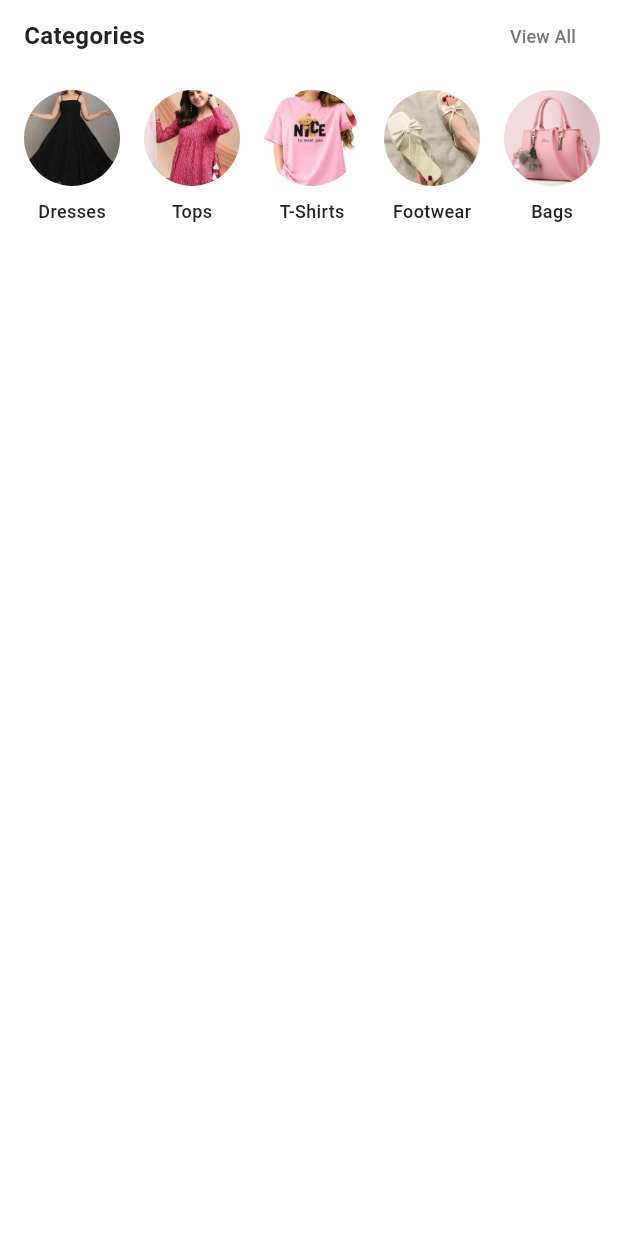
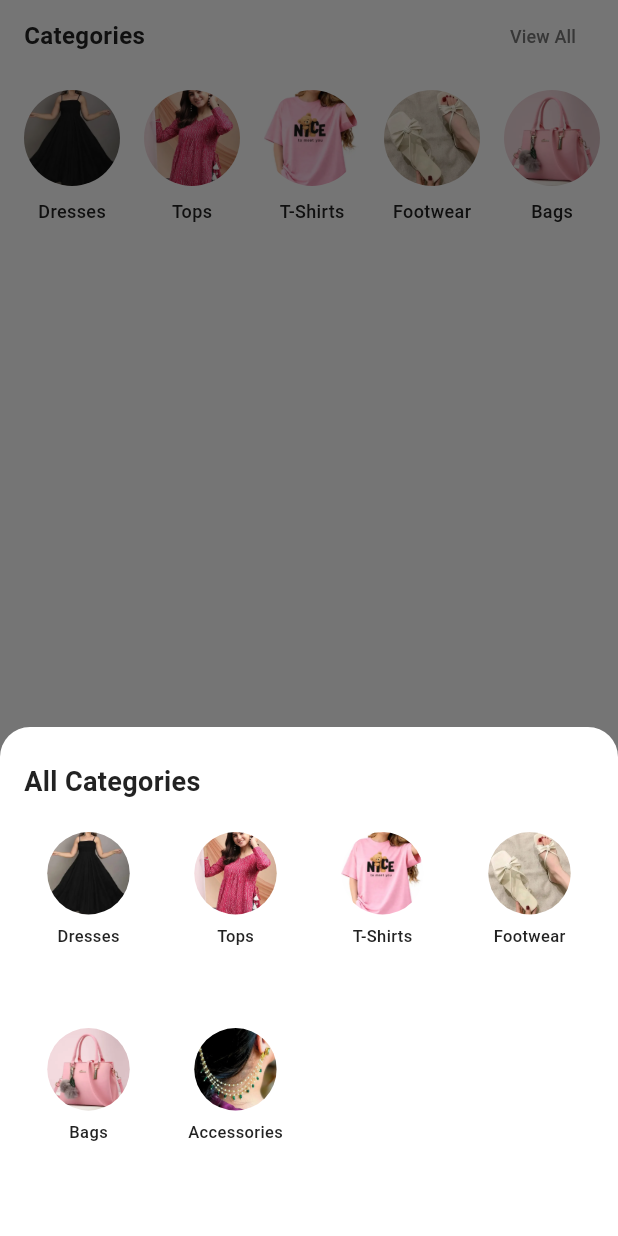
Before and after one commit to shrutikay45/StyleHub, a Flutter app: the HomeCategories widget shown alone on an empty page, opened directly, after a tap on "View All", on a phone screen of 412 x 824 dp. Run offline on Flutter 3.47's test engine with Material 3 defaults, Android fonts, the phone set to English and light mode, and no system bars; missing offline and left inert: razorpay_flutter.

Commit message:
UI: View all categories bottom sheet and clickable sale banner to special offers

```diff
--- a/lib/screens/home/HomeWidgets/home_categories.dart
+++ b/lib/screens/home/HomeWidgets/home_categories.dart
@@ -51,7 +51,9 @@ class HomeCategories extends StatelessWidget {
               ),
               const Spacer(),
               TextButton(
-                onPressed: () {},
+                onPressed: () {
+                  _showAllCategoriesBottomSheet(context);
+                },
                 child: const Text(
                   'View All',
                   style: TextStyle(
@@ -120,4 +122,85 @@ class HomeCategories extends StatelessWidget {
       ],
     );
   }
+
+  void _showAllCategoriesBottomSheet(BuildContext context) {
+    showModalBottomSheet(
+      context: context,
+      backgroundColor: Colors.white,
+      shape: const RoundedRectangleBorder(
+        borderRadius: BorderRadius.vertical(top: Radius.circular(20)),
+      ),
+      builder: (context) {
+        return Padding(
+          padding: const EdgeInsets.symmetric(horizontal: 16, vertical: 24),
+          child: Column(
+            mainAxisSize: MainAxisSize.min,
+            crossAxisAlignment: CrossAxisAlignment.start,
+            children: [
+              const Text(
+                'All Categories',
+                style: TextStyle(
+                  color: AppColors.dark,
+                  fontSize: 18,
+                  fontWeight: FontWeight.w700,
+                ),
+              ),
+              const SizedBox(height: 20),
+              Flexible(
+                child: GridView.builder(
+                  shrinkWrap: true,
+                  gridDelegate: const SliverGridDelegateWithFixedCrossAxisCount(
+                    crossAxisCount: 4,
+                    mainAxisSpacing: 16,
+                    crossAxisSpacing: 12,
+                    childAspectRatio: 0.75,
+                  ),
+                  itemCount: categories.length,
+                  itemBuilder: (context, index) {
+                    final category = categories[index];
+                    return GestureDetector(
+                      onTap: () {
+                        Navigator.pop(context); // Close bottom sheet
+                        Navigator.push(
+                          context,
+                          MaterialPageRoute(
+                            builder: (context) => CategoryProductsScreen(
+                              categoryName: category['name']!,
+                            ),
+                          ),
+                        );
+                      },
+                      child: Column(
+                        children: [
+                          ClipOval(
+                            child: Image.asset(
+                              category['image']!,
+                              width: 55,
+                              height: 55,
+                              fit: BoxFit.cover,
+                            ),
+                          ),
+                          const SizedBox(height: 6),
+                          Text(
+                            category['name']!,
+                            maxLines: 1,
+                            overflow: TextOverflow.ellipsis,
+                            style: const TextStyle(
+                              color: AppColors.dark,
+                              fontSize: 11,
+                              fontWeight: FontWeight.w500,
+                            ),
+                          ),
+                        ],
+                      ),
+                    );
+                  },
+                ),
+              ),
+            ],
+          ),
+        );
+      },
+    );
+  }
 }
```
Also changed, not shown: lib/screens/home/CategoryProductsPage/category_products_screen.dart (+6 -6 lines), lib/screens/home/HomeWidgets/home_banner.dart (+14 -1 lines).
